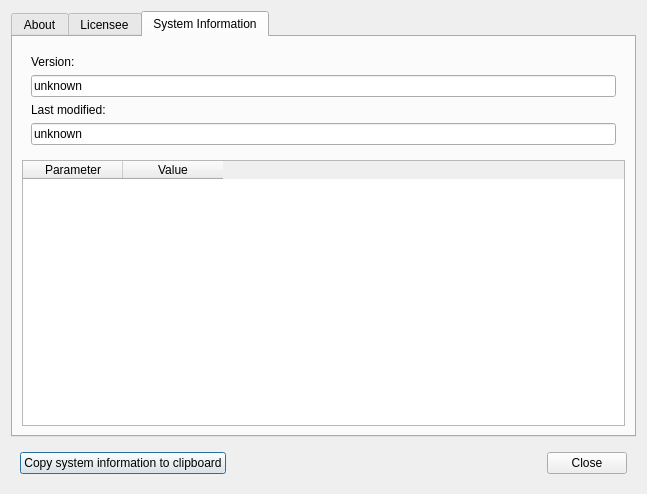
The window that src/plugins/coregui/aboutdialog.ui (victor-yacovlev/kumir2) describes before a commit, drawn with Qt 5.
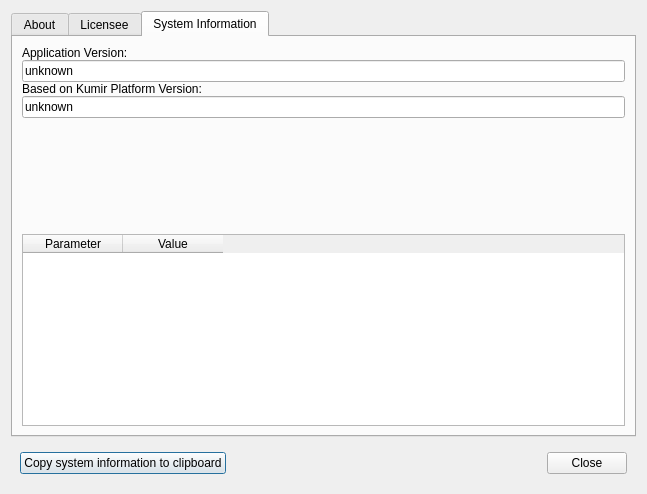
The same window after the commit. The open tabs and pages were chosen to show the change. Custom widgets are drawn as their Qt base class.

```diff
--- a/src/plugins/coregui/aboutdialog.ui
+++ b/src/plugins/coregui/aboutdialog.ui
@@ -71,8 +71,27 @@
       </attribute>
       <layout class="QVBoxLayout" name="verticalLayout_4">
        <item>
-        <widget class="QWidget" name="widget_2" native="true">
+        <widget class="QStackedWidget" name="versionInfoStack">
+         <property name="currentIndex">
+          <number>0</number>
+         </property>
+         <widget class="QWidget" name="pageKumirApp">
          <layout class="QVBoxLayout" name="verticalLayout_3">
+           <property name="spacing">
+            <number>0</number>
+           </property>
+           <property name="leftMargin">
+            <number>0</number>
+           </property>
+           <property name="topMargin">
+            <number>0</number>
+           </property>
+           <property name="rightMargin">
+            <number>0</number>
+           </property>
+           <property name="bottomMargin">
+            <number>0</number>
+           </property>
           <item>
            <widget class="QLabel" name="label">
             <property name="text">
@@ -113,7 +132,87 @@
             </property>
            </widget>
           </item>
-         </layout>
+           <item>
+            <spacer name="verticalSpacer">
+             <property name="orientation">
+              <enum>Qt::Vertical</enum>
+             </property>
+             <property name="sizeHint" stdset="0">
+              <size>
+               <width>20</width>
+               <height>40</height>
+              </size>
+             </property>
+            </spacer>
+           </item>
+          </layout>
+         </widget>
+         <widget class="QWidget" name="pageCustomApp">
+          <layout class="QVBoxLayout" name="verticalLayout_5">
+           <property name="spacing">
+            <number>0</number>
+           </property>
+           <property name="leftMargin">
+            <number>0</number>
+           </property>
+           <property name="topMargin">
+            <number>0</number>
+           </property>
+           <property name="rightMargin">
+            <number>0</number>
+           </property>
+           <property name="bottomMargin">
+            <number>0</number>
+           </property>
+           <item>
+            <widget class="QLabel" name="label_2">
+             <property name="text">
+              <string>Application Version:</string>
+             </property>
+            </widget>
+           </item>
+           <item>
+            <widget class="QLineEdit" name="customVersion">
+             <property name="text">
+              <string>unknown</string>
+             </property>
+             <property name="readOnly">
+              <bool>true</bool>
+             </property>
+            </widget>
+           </item>
+           <item>
+            <widget class="QLabel" name="label_4">
+             <property name="text">
+              <string>Based on Kumir Platform Version:</string>
+             </property>
+            </widget>
+           </item>
+           <item>
+            <widget class="QLineEdit" name="kumirPlatformVersion">
+             <property name="text">
+              <string>unknown</string>
+             </property>
+             <property name="readOnly">
+              <bool>true</bool>
+             </property>
+            </widget>
+           </item>
+           <item>
+            <spacer name="verticalSpacer_2">
+             <property name="orientation">
+              <enum>Qt::Vertical</enum>
+             </property>
+             <property name="sizeHint" stdset="0">
+              <size>
+               <width>20</width>
+               <height>87</height>
+              </size>
+             </property>
+            </spacer>
+           </item>
+          </layout>
+         </widget>
         </widget>
        </item>
        <item>
```
Left out of the diff: 58 changed lines with no effect on the pictures. Lines whose indentation alone changed are shown as unchanged.
